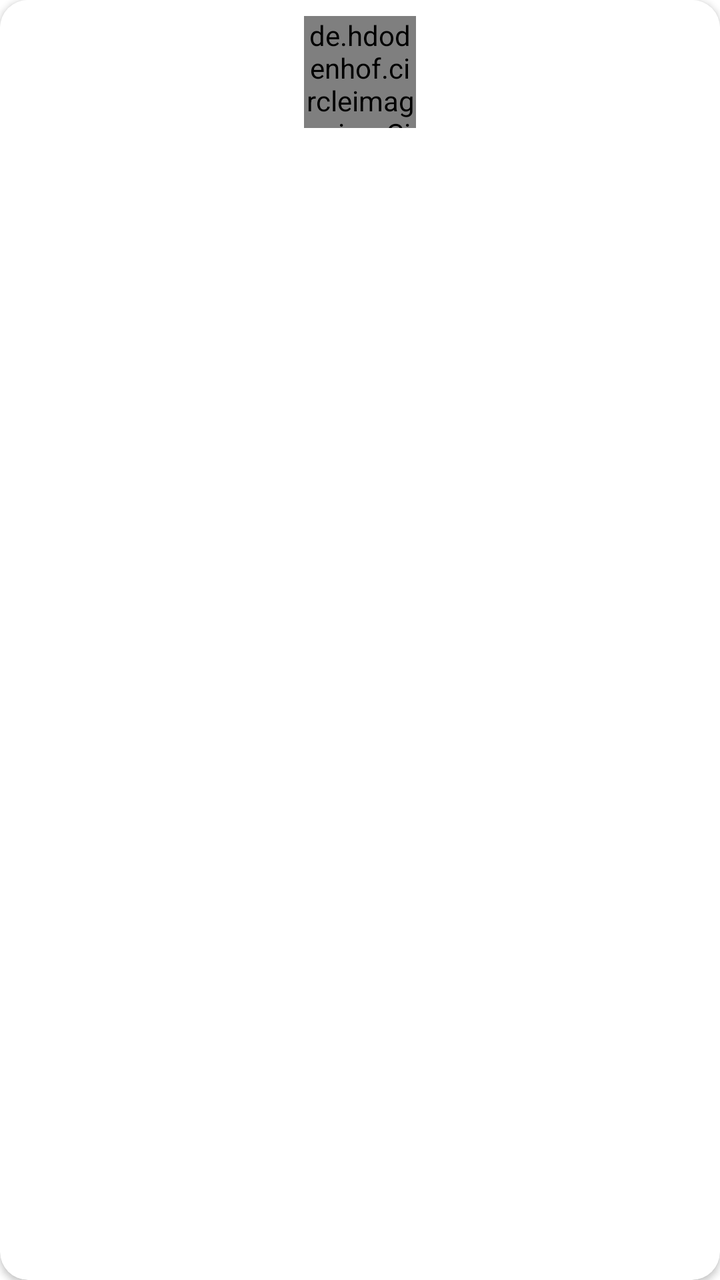
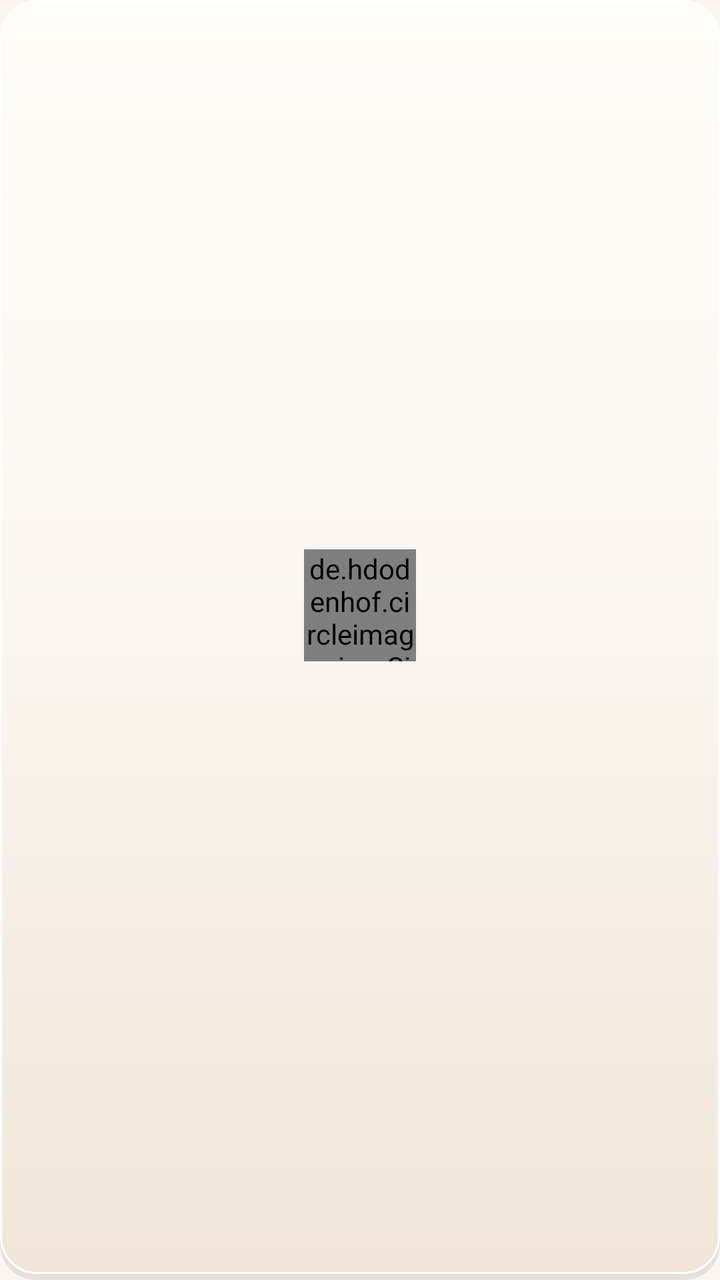

Two renders of the same Android screen: before a commit and after it. Below are the layout's source before the change and the commit's diff.
<!-- AndroidManifest.xml: application theme Theme.SheEmpower -->
<!-- res/layout/item_category.xml -->
<?xml version="1.0" encoding="utf-8"?>
<androidx.cardview.widget.CardView xmlns:android="http://schemas.android.com/apk/res/android"
    xmlns:app="http://schemas.android.com/apk/res-auto"
    android:layout_width="100dp" android:layout_height="wrap_content" android:layout_margin="6dp"
    app:cardCornerRadius="14dp" app:cardElevation="2dp">
    <LinearLayout android:layout_width="match_parent" android:layout_height="wrap_content"
        android:orientation="vertical" android:background="?android:attr/windowBackground"
        android:gravity="center" android:padding="8dp">
        <de.hdodenhof.circleimageview.CircleImageView android:id="@+id/ivCategoryImage"
            android:layout_width="56dp" android:layout_height="56dp" android:src="@drawable/placeholder_product" />
        <TextView android:id="@+id/tvCategoryName" android:layout_width="match_parent" android:layout_height="wrap_content"
            android:gravity="center" android:textSize="12sp" android:textStyle="bold" android:layout_marginTop="6dp" />
        <TextView android:id="@+id/tvCategoryNameEn" android:layout_width="match_parent" android:layout_height="wrap_content"
            android:gravity="center" android:textSize="9sp" android:textColor="#888888" />
    </LinearLayout>
</androidx.cardview.widget.CardView>
<!-- resources referenced by this layout -->
<resources>
  <!-- drawable placeholder_product (drawable) -->
  <?xml version="1.0" encoding="utf-8"?>
  <shape xmlns:android="http://schemas.android.com/apk/res/android" android:shape="rectangle">
      <solid android:color="#FFF0F5" />
      <size android:width="200dp" android:height="200dp" />
  </shape>
  <style name="Theme.SheEmpower" parent="Theme.AppCompat.Light.NoActionBar">
          <item name="colorPrimary">#FF4081</item>
          <item name="colorPrimaryDark">#C2185B</item>
          <item name="colorAccent">#FF4081</item>
          <item name="android:windowBackground">@color/bg_light</item>
          <item name="android:colorBackground">@color/white</item>
          <item name="android:textColorPrimary">@color/text_light</item>
          <item name="android:textColorSecondary">@color/text_gray</item>
      </style>
  <color name="bg_light">#FFFFFF</color>
  <color name="white">#FFFFFF</color>
  <color name="text_light">#333333</color>
  <color name="text_gray">#888888</color>
</resources>

<!-- the commit's change to res/layout/item_category.xml (unified diff, before → after) -->
@@ -1,16 +1,34 @@
 <?xml version="1.0" encoding="utf-8"?>
-<androidx.cardview.widget.CardView xmlns:android="http://schemas.android.com/apk/res/android"
-    xmlns:app="http://schemas.android.com/apk/res-auto"
-    android:layout_width="100dp" android:layout_height="wrap_content" android:layout_margin="6dp"
-    app:cardCornerRadius="14dp" app:cardElevation="2dp">
-    <LinearLayout android:layout_width="match_parent" android:layout_height="wrap_content"
-        android:orientation="vertical" android:background="?android:attr/windowBackground"
-        android:gravity="center" android:padding="8dp">
-        <de.hdodenhof.circleimageview.CircleImageView android:id="@+id/ivCategoryImage"
-            android:layout_width="56dp" android:layout_height="56dp" android:src="@drawable/placeholder_product" />
-        <TextView android:id="@+id/tvCategoryName" android:layout_width="match_parent" android:layout_height="wrap_content"
-            android:gravity="center" android:textSize="12sp" android:textStyle="bold" android:layout_marginTop="6dp" />
-        <TextView android:id="@+id/tvCategoryNameEn" android:layout_width="match_parent" android:layout_height="wrap_content"
-            android:gravity="center" android:textSize="9sp" android:textColor="#888888" />
-    </LinearLayout>
-</androidx.cardview.widget.CardView>
+<LinearLayout xmlns:android="http://schemas.android.com/apk/res/android"
+    android:layout_width="100dp"
+    android:layout_height="wrap_content"
+    android:layout_margin="6dp"
+    android:background="@drawable/bg_skeu_card"
+    android:orientation="vertical"
+    android:gravity="center"
+    android:padding="8dp">
+
+    <de.hdodenhof.circleimageview.CircleImageView
+        android:id="@+id/ivCategoryImage"
+        android:layout_width="56dp"
+        android:layout_height="56dp"
+        android:src="@drawable/placeholder_product" />
+
+    <TextView
+        android:id="@+id/tvCategoryName"
+        android:layout_width="match_parent"
+        android:layout_height="wrap_content"
+        android:gravity="center"
+        android:textSize="12sp"
+        android:fontFamily="sans-serif-black"
+        android:textColor="@color/text_dark"
+        android:layout_marginTop="6dp" />
+
+    <TextView
+        android:id="@+id/tvCategoryNameEn"
+        android:layout_width="match_parent"
+        android:layout_height="wrap_content"
+        android:gravity="center"
+        android:textSize="9sp"
+        android:textColor="@color/text_gray" />
+</LinearLayout>
<!-- resource entries referenced after the edit -->
@@ -1,5 +1,6 @@
 <!-- resources referenced by this layout -->
 <resources>
+  <color name="text_dark">#2D253B</color>
   <!-- drawable placeholder_product (drawable) -->
   <?xml version="1.0" encoding="utf-8"?>
   <shape xmlns:android="http://schemas.android.com/apk/res/android" android:shape="rectangle">
@@ -7,17 +8,40 @@
       <size android:width="200dp" android:height="200dp" />
   </shape>
   <style name="Theme.SheEmpower" parent="Theme.AppCompat.Light.NoActionBar">
-          <item name="colorPrimary">#FF4081</item>
-          <item name="colorPrimaryDark">#C2185B</item>
-          <item name="colorAccent">#FF4081</item>
-          <item name="android:windowBackground">@color/bg_light</item>
-          <item name="android:colorBackground">@color/white</item>
-          <item name="android:textColorPrimary">@color/text_light</item>
+          <item name="colorPrimary">@color/lavender_primary</item>
+          <item name="colorPrimaryDark">@color/lavender_dark</item>
+          <item name="colorAccent">@color/lavender_primary</item>
+          <item name="android:windowBackground">@color/bg_cream</item>
+          <item name="android:colorBackground">@color/bg_cream</item>
+          <item name="android:textColorPrimary">@color/text_dark</item>
           <item name="android:textColorSecondary">@color/text_gray</item>
       </style>
-  <color name="bg_light">#FFFFFF</color>
-  <color name="white">#FFFFFF</color>
-  <color name="text_light">#333333</color>
-  <color name="text_gray">#888888</color>
+  <color name="lavender_primary">#7C3AED</color>
+  <color name="lavender_dark">#5B21B6</color>
+  <color name="bg_cream">#FAF5EF</color>
+  <color name="text_gray">#6B637B</color>
+  <!-- drawable bg_skeu_card (drawable) -->
+  <?xml version="1.0" encoding="utf-8"?>
+  <layer-list xmlns:android="http://schemas.android.com/apk/res/android">
+      
+      <item android:top="3dp">
+          <shape android:shape="rectangle">
+              <solid android:color="#1A2D253B" />
+              <corners android:radius="18dp" />
+          </shape>
+      </item>
+      
+      <item android:bottom="3dp">
+          <shape android:shape="rectangle">
+              <gradient
+                  android:startColor="#FFFDF9"
+                  android:centerColor="#FAF5EF"
+                  android:endColor="#F0E5D8"
+                  android:angle="270" />
+              <stroke android:width="1dp" android:color="#FFFFFF" />
+              <corners android:radius="18dp" />
+          </shape>
+      </item>
+  </layer-list>
 </resources>
 
